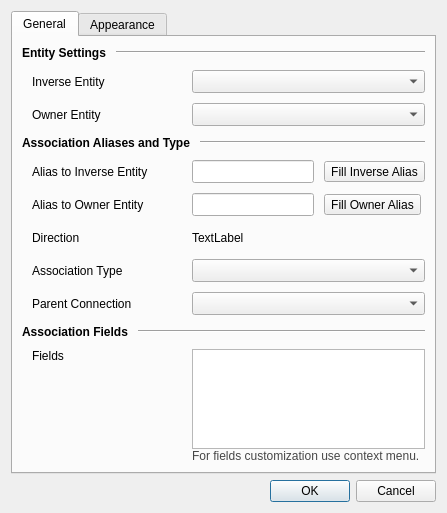
Above: src/Gui/ModelEditors/dialogModelAssociationWizard.ui from Atlantic18/skipper-translation before the change. Below: the same form after it.
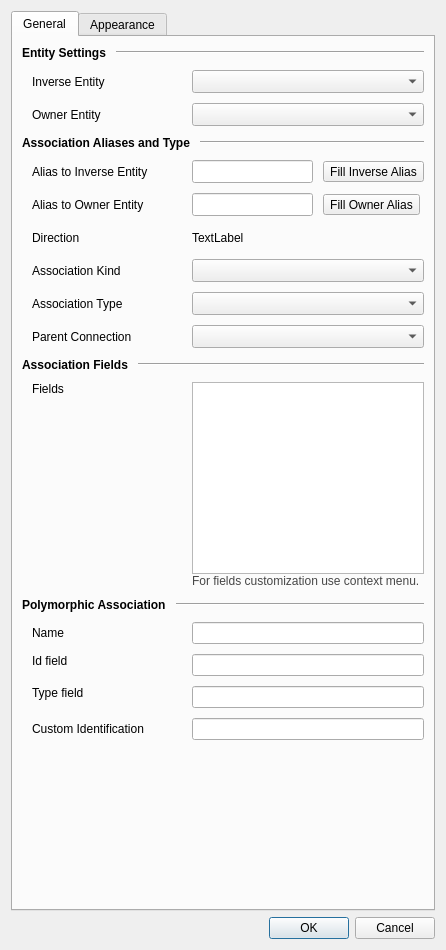
That is the form after the change. Icons and pictures are not drawn. Custom widgets are drawn as their Qt base class.

```diff
--- a/src/Gui/ModelEditors/dialogModelAssociationWizard.ui
+++ b/src/Gui/ModelEditors/dialogModelAssociationWizard.ui
@@ -6,15 +6,15 @@
    <rect>
     <x>0</x>
     <y>0</y>
-    <width>447</width>
-    <height>513</height>
+    <width>446</width>
+    <height>950</height>
    </rect>
   </property>
   <property name="windowTitle">
    <string>Association Wizard</string>
   </property>
   <property name="windowIcon">
-   <iconset resource="../../Images/images.qrc">
+   <iconset resource="../../Images/skipperImages.qrc">
     <normaloff>:/ModelObjects/association_16.png</normaloff>:/ModelObjects/association_16.png</iconset>
   </property>
   <layout class="QVBoxLayout" name="verticalLayout_3">
@@ -28,7 +28,7 @@
      </property>
      <widget class="QWidget" name="tabData">
       <attribute name="icon">
-       <iconset resource="../../Images/images.qrc">
+       <iconset resource="../../Images/skipperImages.qrc">
         <normaloff>:/ModelObjects/association_16.png</normaloff>:/ModelObjects/association_16.png</iconset>
       </attribute>
       <attribute name="title">
@@ -174,20 +174,99 @@
          <property name="verticalSpacing">
           <number>10</number>
          </property>
+         <item row="5" column="1" colspan="2">
+          <widget class="QLabel" name="labelDirectionComputed">
+           <property name="minimumSize">
+            <size>
+             <width>0</width>
+             <height>23</height>
+            </size>
+           </property>
+           <property name="text">
+            <string notr="true">TextLabel</string>
+           </property>
+          </widget>
+         </item>
+         <item row="5" column="0">
+          <widget class="QLabel" name="labelDirection">
+           <property name="text">
+            <string>Direction</string>
+           </property>
+          </widget>
+         </item>
+         <item row="3" column="1">
+          <widget class="QLineEdit" name="editAliasInverse">
+           <property name="sizePolicy">
+            <sizepolicy hsizetype="Preferred" vsizetype="Preferred">
+             <horstretch>0</horstretch>
+             <verstretch>0</verstretch>
+            </sizepolicy>
+           </property>
+           <property name="minimumSize">
+            <size>
+             <width>0</width>
+             <height>23</height>
+            </size>
+           </property>
+          </widget>
+         </item>
+         <item row="8" column="1" colspan="2">
+          <widget class="QComboBox" name="comboParentConnection">
+           <property name="sizePolicy">
+            <sizepolicy hsizetype="Preferred" vsizetype="Preferred">
+             <horstretch>0</horstretch>
+             <verstretch>0</verstretch>
+            </sizepolicy>
+           </property>
+           <property name="minimumSize">
+            <size>
+             <width>0</width>
+             <height>23</height>
+            </size>
+           </property>
+          </widget>
+         </item>
+         <item row="7" column="1" colspan="2">
+          <widget class="QComboBox" name="comboAssociationType">
+           <property name="sizePolicy">
+            <sizepolicy hsizetype="Preferred" vsizetype="Preferred">
+             <horstretch>0</horstretch>
+             <verstretch>0</verstretch>
+            </sizepolicy>
+           </property>
+           <property name="minimumSize">
+            <size>
+             <width>0</width>
+             <height>23</height>
+            </size>
+           </property>
+          </widget>
+         </item>
+         <item row="4" column="2">
+          <widget class="QToolButton" name="btnFillOwnerAlias">
+           <property name="text">
+            <string>Fill Owner Alias</string>
+           </property>
+           <property name="icon">
+            <iconset resource="../../Images/skipperImages.qrc">
+             <normaloff>:/FunctionImages/alias_16.png</normaloff>:/FunctionImages/alias_16.png</iconset>
+           </property>
+          </widget>
+         </item>
          <item row="7" column="0">
-          <widget class="QLabel" name="labelParentConnection">
-           <property name="text">
-            <string>Parent Connection</string>
-           </property>
-          </widget>
-         </item>
-         <item row="6" column="0">
           <widget class="QLabel" name="labelAssociationType">
            <property name="text">
             <string>Association Type</string>
            </property>
           </widget>
          </item>
+         <item row="3" column="0">
+          <widget class="QLabel" name="labelInverseAlias">
+           <property name="text">
+            <string>Alias to Inverse Entity</string>
+           </property>
+          </widget>
+         </item>
          <item row="4" column="0">
           <widget class="QLabel" name="labelOwnerAlias">
            <property name="text">
@@ -195,6 +274,24 @@
            </property>
           </widget>
          </item>
+         <item row="3" column="2">
+          <widget class="QToolButton" name="btnFillInverseAlias">
+           <property name="text">
+            <string>Fill Inverse Alias</string>
+           </property>
+           <property name="icon">
+            <iconset resource="../../Images/skipperImages.qrc">
+             <normaloff>:/FunctionImages/alias_16.png</normaloff>:/FunctionImages/alias_16.png</iconset>
+           </property>
+          </widget>
+         </item>
+         <item row="8" column="0">
+          <widget class="QLabel" name="labelParentConnection">
+           <property name="text">
+            <string>Parent Connection</string>
+           </property>
+          </widget>
+         </item>
          <item row="4" column="1">
           <widget class="QLineEdit" name="editAliasOwner">
            <property name="sizePolicy">
@@ -211,89 +308,15 @@
            </property>
           </widget>
          </item>
-         <item row="5" column="0">
-          <widget class="QLabel" name="labelDirection">
+         <item row="6" column="0">
+          <widget class="QLabel" name="labelKind">
            <property name="text">
-            <string>Direction</string>
-           </property>
-          </widget>
-         </item>
-         <item row="3" column="0">
-          <widget class="QLabel" name="labelInverseAlias">
-           <property name="text">
-            <string>Alias to Inverse Entity</string>
-           </property>
-          </widget>
-         </item>
-         <item row="3" column="1">
-          <widget class="QLineEdit" name="editAliasInverse">
-           <property name="sizePolicy">
-            <sizepolicy hsizetype="Preferred" vsizetype="Preferred">
-             <horstretch>0</horstretch>
-             <verstretch>0</verstretch>
-            </sizepolicy>
-           </property>
-           <property name="minimumSize">
-            <size>
-             <width>0</width>
-             <height>23</height>
-            </size>
-           </property>
-          </widget>
-         </item>
-         <item row="3" column="2">
-          <widget class="QToolButton" name="btnFillInverseAlias">
-           <property name="text">
-            <string>Fill Inverse Alias</string>
-           </property>
-           <property name="icon">
-            <iconset resource="../../Images/images.qrc">
-             <normaloff>:/FunctionImages/alias_16.png</normaloff>:/FunctionImages/alias_16.png</iconset>
-           </property>
-          </widget>
-         </item>
-         <item row="4" column="2">
-          <widget class="QToolButton" name="btnFillOwnerAlias">
-           <property name="text">
-            <string>Fill Owner Alias</string>
-           </property>
-           <property name="icon">
-            <iconset resource="../../Images/images.qrc">
-             <normaloff>:/FunctionImages/alias_16.png</normaloff>:/FunctionImages/alias_16.png</iconset>
-           </property>
-          </widget>
-         </item>
-         <item row="5" column="1" colspan="2">
-          <widget class="QLabel" name="labelDirectionComputed">
-           <property name="minimumSize">
-            <size>
-             <width>0</width>
-             <height>23</height>
-            </size>
-           </property>
-           <property name="text">
-            <string notr="true">TextLabel</string>
+            <string>Association Kind</string>
            </property>
           </widget>
          </item>
          <item row="6" column="1" colspan="2">
-          <widget class="QComboBox" name="comboAssociationType">
-           <property name="sizePolicy">
-            <sizepolicy hsizetype="Preferred" vsizetype="Preferred">
-             <horstretch>0</horstretch>
-             <verstretch>0</verstretch>
-            </sizepolicy>
-           </property>
-           <property name="minimumSize">
-            <size>
-             <width>0</width>
-             <height>23</height>
-            </size>
-           </property>
-          </widget>
-         </item>
-         <item row="7" column="1" colspan="2">
-          <widget class="QComboBox" name="comboParentConnection">
+          <widget class="QComboBox" name="comboAssociationKind">
            <property name="sizePolicy">
             <sizepolicy hsizetype="Preferred" vsizetype="Preferred">
              <horstretch>0</horstretch>
@@ -313,7 +336,7 @@
        <item>
         <layout class="QHBoxLayout" name="layoutAssocFields">
          <item>
-          <widget class="QLabel" name="labelInfo_4">
+          <widget class="QLabel" name="labelFieldsCaption">
            <property name="sizePolicy">
             <sizepolicy hsizetype="Maximum" vsizetype="Preferred">
              <horstretch>0</horstretch>
@@ -335,7 +358,7 @@
           </widget>
          </item>
          <item>
-          <widget class="Line" name="lineInfo_4">
+          <widget class="Line" name="labelFieldsCaption2">
            <property name="orientation">
             <enum>Qt::Horizontal</enum>
            </property>
@@ -402,11 +425,113 @@
          </item>
         </layout>
        </item>
+       <item>
+        <layout class="QHBoxLayout" name="layoutAssocFields_2">
+         <item>
+          <widget class="QLabel" name="labelPolymorphicCaption">
+           <property name="sizePolicy">
+            <sizepolicy hsizetype="Maximum" vsizetype="Preferred">
+             <horstretch>0</horstretch>
+             <verstretch>0</verstretch>
+            </sizepolicy>
+           </property>
+           <property name="font">
+            <font>
+             <weight>75</weight>
+             <bold>true</bold>
+            </font>
+           </property>
+           <property name="frameShape">
+            <enum>QFrame::NoFrame</enum>
+           </property>
+           <property name="text">
+            <string>Polymorphic Association</string>
+           </property>
+          </widget>
+         </item>
+         <item>
+          <widget class="Line" name="labelPolymorphicCaption2">
+           <property name="orientation">
+            <enum>Qt::Horizontal</enum>
+           </property>
+          </widget>
+         </item>
+        </layout>
+       </item>
+       <item>
+        <layout class="QGridLayout" name="gridFields_2" columnminimumwidth="150,0">
+         <property name="leftMargin">
+          <number>10</number>
+         </property>
+         <property name="verticalSpacing">
+          <number>10</number>
+         </property>
+         <item row="2" column="1">
+          <widget class="QLineEdit" name="editPolymorphicTypeField"/>
+         </item>
+         <item row="1" column="0">
+          <widget class="QLabel" name="labelFieldId">
+           <property name="text">
+            <string>Id field</string>
+           </property>
+           <property name="alignment">
+            <set>Qt::AlignLeading|Qt::AlignLeft|Qt::AlignTop</set>
+           </property>
+          </widget>
+         </item>
+         <item row="1" column="1">
+          <widget class="QLineEdit" name="editPolymorphicIdField"/>
+         </item>
+         <item row="0" column="0">
+          <widget class="QLabel" name="labelPolymorphicName">
+           <property name="text">
+            <string>Name</string>
+           </property>
+          </widget>
+         </item>
+         <item row="2" column="0">
+          <widget class="QLabel" name="labelFieldType">
+           <property name="text">
+            <string>Type field</string>
+           </property>
+           <property name="alignment">
+            <set>Qt::AlignLeading|Qt::AlignLeft|Qt::AlignTop</set>
+           </property>
+          </widget>
+         </item>
+         <item row="3" column="1">
+          <widget class="QLineEdit" name="editPolymorphicIdentification"/>
+         </item>
+         <item row="3" column="0">
+          <widget class="QLabel" name="labelFieldIdentification">
+           <property name="text">
+            <string>Custom Identification</string>
+           </property>
+          </widget>
+         </item>
+         <item row="0" column="1">
+          <widget class="QLineEdit" name="editPolymorphicName"/>
+         </item>
+        </layout>
+       </item>
+       <item>
+        <spacer name="verticalSpacer">
+         <property name="orientation">
+          <enum>Qt::Vertical</enum>
+         </property>
+         <property name="sizeHint" stdset="0">
+          <size>
+           <width>20</width>
+           <height>20</height>
+          </size>
+         </property>
+        </spacer>
+       </item>
       </layout>
      </widget>
      <widget class="QWidget" name="tabVisual">
       <attribute name="icon">
-       <iconset resource="../../Images/images.qrc">
+       <iconset resource="../../Images/skipperImages.qrc">
         <normaloff>:/FunctionImages/palette_16.png</normaloff>:/FunctionImages/palette_16.png</iconset>
       </attribute>
       <attribute name="title">
@@ -598,7 +723,7 @@
   </action>
   <action name="actionRemoveField">
    <property name="icon">
-    <iconset resource="../../Images/images.qrc">
+    <iconset resource="../../Images/skipperImages.qrc">
      <normaloff>:/CommonActions/delete_16.png</normaloff>:/CommonActions/delete_16.png</iconset>
    </property>
    <property name="text">
```
Left out of the diff: 12 changed lines with no effect on the pictures.
